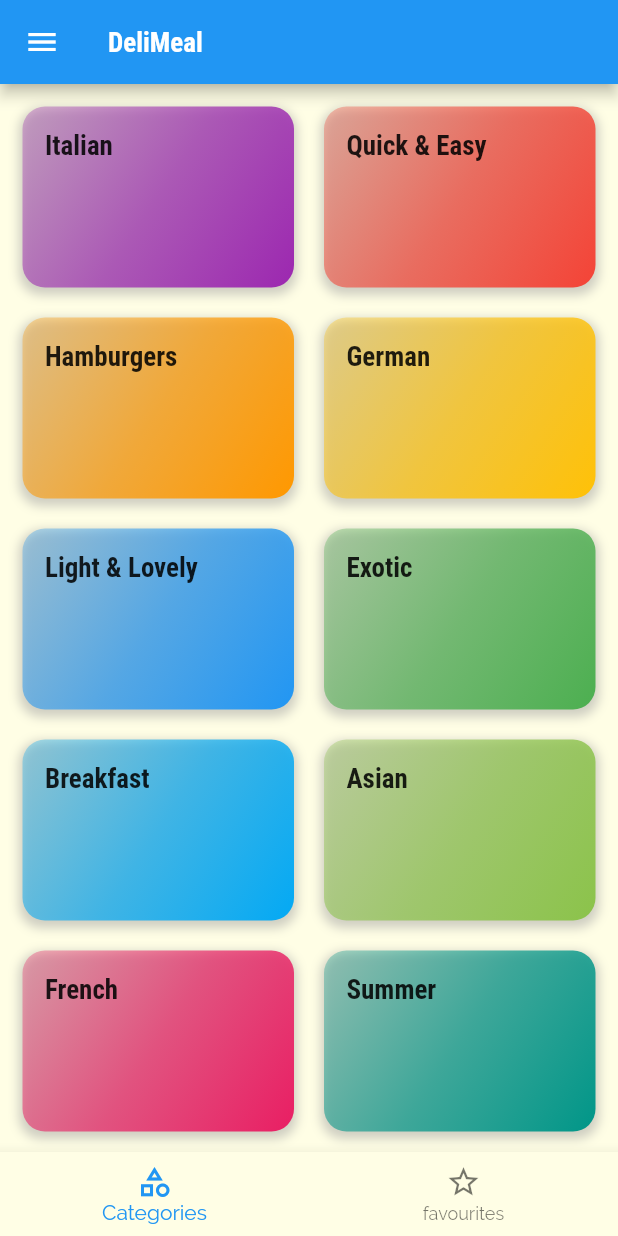
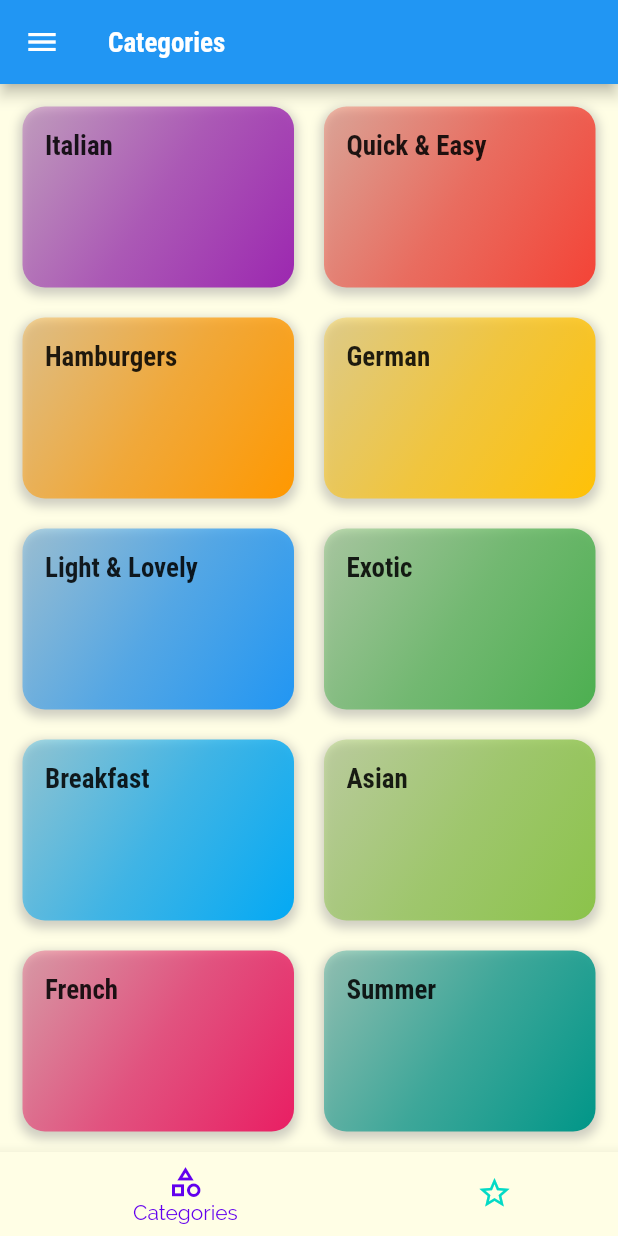
Before and after one commit to ZiadAlMoqamar/meals_app, a Flutter app: the screen it shows after launch, on a phone screen of 412 x 824 dp. Run offline on Flutter 3.47's test engine with Material 2 defaults, Android fonts, the phone set to English and light mode, and no system bars.

Commit message:
adding managable titles in appbar

```diff
--- a/lib/main.dart
+++ b/lib/main.dart
@@ -1,6 +1,7 @@
 import 'package:flutter/material.dart';
 
 import 'package:meals_app/dummy_data.dart';
+import 'package:meals_app/screens/tabs_screen.dart';
 
 import './screens/meal_details_screen.dart';
 import './screens/categories_screen.dart';
@@ -35,9 +36,9 @@ class MyApp extends StatelessWidget {
                   fontFamily: 'RobotoCondensed'))),
       initialRoute: '/',
       routes: {
-        '/': (ctx) => const CategoriesScreen(dummyCategories: dummyCategories),
+        '/': (ctx) => const TabsScreen(),
         CategoryMealsScreen.routeName: (ctx) => CategoryMealsScreen(),
-        MealDetailsScreen.routeName: (ctx) => MealDetailsScreen(),
+        MealDetailsScreen.routeName: (ctx) => const MealDetailsScreen(),
       },
 
       //for any error in routing it will go there
--- a/lib/screens/categories_screen.dart
+++ b/lib/screens/categories_screen.dart
@@ -11,10 +11,7 @@ class CategoriesScreen extends StatelessWidget {
   @override
   Widget build(BuildContext context) {
     return Scaffold(
-      appBar: AppBar(
-        leading: const Icon(Icons.menu),
-        title: const Text("DeliMeal"),
-      ),
+
       body: GridView.builder(
         padding: const EdgeInsets.all(15),
         gridDelegate: const SliverGridDelegateWithMaxCrossAxisExtent(
@@ -30,14 +27,6 @@ class CategoriesScreen extends StatelessWidget {
         },
         itemCount: dummyCategories!.length,
       ),
-      bottomNavigationBar: BottomNavigationBar(
-        items: const [
-          BottomNavigationBarItem(
-              icon: Icon(Icons.category_outlined), label: 'Categories'),
-          BottomNavigationBarItem(
-              icon: Icon(Icons.star_border_outlined), label: 'favourites')
-        ],
-      ),
     );
   }
 }
--- a/lib/screens/tabs_screen.dart
+++ b/lib/screens/tabs_screen.dart
@@ -13,9 +13,12 @@ class TabsScreen extends StatefulWidget {
 }
 
 class _TabsScreenState extends State<TabsScreen> {
-  final List<Widget> _pages = [
-    const CategoriesScreen(dummyCategories: dummyCategories),
-    const FavouritesScreen()
+  final List<Map<String, Object>> _pages = [
+    {
+      'page': const CategoriesScreen(dummyCategories: dummyCategories),
+      'title': 'Categories'
+    },
+    {'page': const FavouritesScreen(), 'title': 'Your Favourite'}
   ];
   int _selectedIndex = 0;
   void _selectPage(int index) {
@@ -29,9 +32,9 @@ class _TabsScreenState extends State<TabsScreen> {
     return Scaffold(
       appBar: AppBar(
         leading: const Icon(Icons.menu),
-        title: const Text("DeliMeal"),
+        title: Text(_pages[_selectedIndex]['title'] as String),
       ),
-      body: _pages[_selectedIndex],
+      body: _pages[_selectedIndex]['page'] as Widget,
       bottomNavigationBar: BottomNavigationBar(
         onTap: _selectPage,
         currentIndex: _selectedIndex,
```
Also changed, not shown: lib/screens/favourite_screen.dart (added, +12 -0 lines).
